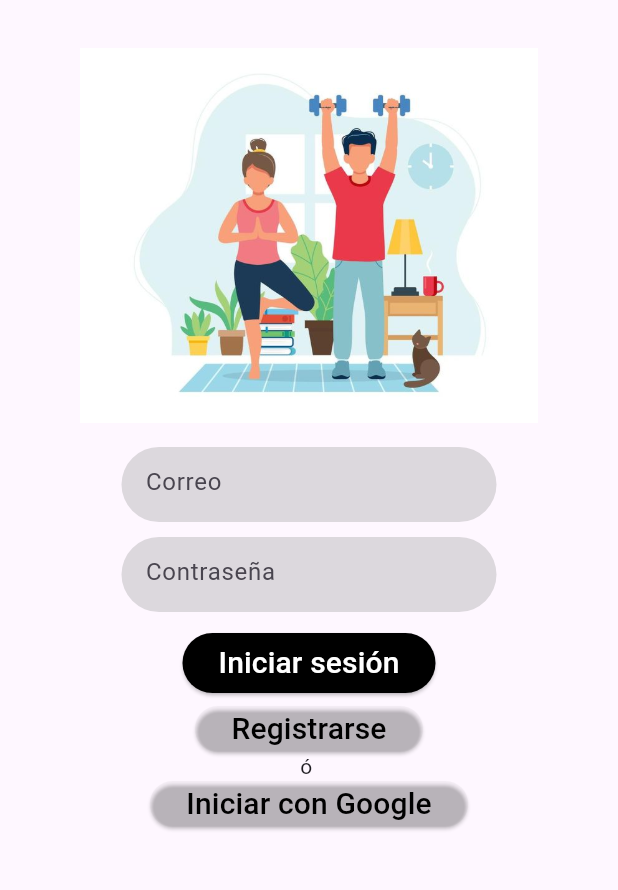
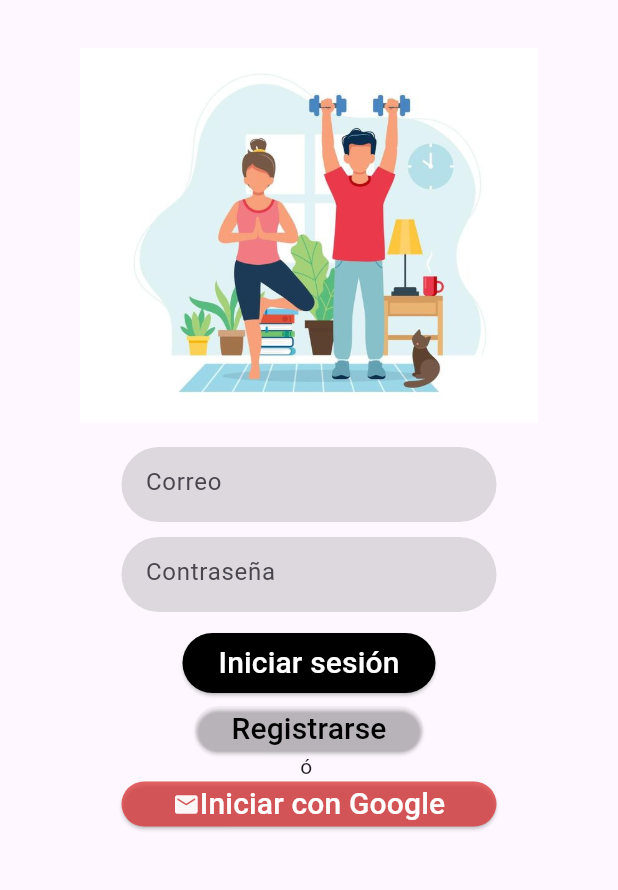
Before and after one commit to rafaelmoralesd/Fitlife, a Flutter app: the screen it shows after launch, after a tap on "Iniciar con Google", on a phone screen of 412 x 824 dp, the part 84-974 px from its top. Run offline on Flutter 3.47's test engine with Material 3 defaults, Android fonts, the light colour scheme and no system bars; our stand-ins replace firebase_auth, firebase_core, google_sign_in, table_calendar; accounts and stored records are empty; network calls fail.

Commit message:
Autenicacion pt2

```diff
--- a/lib/inputs_page.dart
+++ b/lib/inputs_page.dart
@@ -1,5 +1,6 @@
 import 'package:flutter/material.dart';
 import 'package:myapp/custom_input.dart';
+import 'package:myapp/main.dart';
 import 'package:myapp/principal_page.dart';
 
 class InputsPage extends StatelessWidget {
@@ -129,19 +130,35 @@
                 height: 20,
                 child: Text('ó ')),
                SizedBox(
+
+                width: 250,
                   height: 30,
                   child: ElevatedButton(
+
                     style: ElevatedButton.styleFrom(
-                      backgroundColor: const Color.fromARGB(0, 235, 230, 230),
+                      backgroundColor: Color.fromARGB(193, 219, 54, 54),
                     ),
-                    onPressed: () {
-
+                    onPressed: () async {
+                      await signInWithGoogle();
 
                       // Acción
                     },
-                    child: const Text(
-                      'Iniciar con Google',
-                      style: TextStyle(fontSize: 20, color: Colors.black),
+                    child: const Row(
+                      mainAxisAlignment: MainAxisAlignment.center,
+
+                      children: [
+                        Icon(
+                          Icons.email,
+                          color: Color.fromARGB(255, 252, 247, 247),
+
+                        ),
+                        //SizedBox(width: 10)
+                        Text(
+
+                          'Iniciar con Google',
+                          style: TextStyle(fontSize: 20, color: Color.fromARGB(255, 255, 253, 253)),
+                        ),
+                      ],
                     ),
                   ),
                 )
--- a/lib/main.dart
+++ b/lib/main.dart
@@ -1,9 +1,19 @@
+import 'package:firebase_auth/firebase_auth.dart';
+import 'package:firebase_core/firebase_core.dart';
 import 'package:flutter/material.dart';
+import 'package:google_sign_in/google_sign_in.dart';
+import 'package:myapp/firebase_options.dart';
 import 'package:myapp/inputs_page.dart';
 import 'package:myapp/principal_page.dart';
 import 'package:myapp/registrar_page.dart';
 
-void main() => runApp(const MyApp());
+Future<void> main() async {
+   WidgetsFlutterBinding.ensureInitialized();
+  await Firebase.initializeApp(
+    options: DefaultFirebaseOptions.currentPlatform,
+  );
+  runApp(const MyApp());
+}
 
 class MyApp extends StatelessWidget {
   const MyApp({super.key});
@@ -48,3 +58,20 @@
         body: Center(child: Text('La ruta "$ruta" no existe')));
   }
 }
+
+Future<UserCredential> signInWithGoogle() async {
+  // Trigger the authentication flow
+  final GoogleSignInAccount? googleUser = await GoogleSignIn().signIn();
+
+  // Obtain the auth details from the request
+  final GoogleSignInAuthentication? googleAuth = await googleUser?.authentication;
+
+  // Create a new credential
+  final credential = GoogleAuthProvider.credential(
+    accessToken: googleAuth?.accessToken,
+    idToken: googleAuth?.idToken,
+  );
+
+  // Once signed in, return the UserCredential
+  return await FirebaseAuth.instance.signInWithCredential(credential);
+}
--- a/pubspec.yaml
+++ b/pubspec.yaml
@@ -29,8 +29,11 @@
 # versions available, run `flutter pub outdated`.
 dependencies:
   cupertino_icons: ^1.0.6
+  firebase_auth: ^5.1.4
+  firebase_core: ^3.3.0
   flutter:
     sdk: flutter
+  google_sign_in: ^6.2.1
   table_calendar: ^3.1.2
 
 dev_dependencies:
```
Also changed, not shown: lib/registrar_page.dart (line endings or trailing spaces), pubspec.lock, 1 other file.
